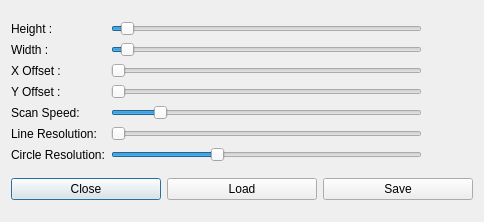
This is calibrer.ui in johnsudaar/EdgeNightController as Qt 5 draws it before an edit. The edited form follows.
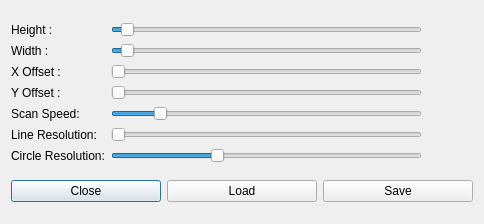
This is the edited form.

Commit message: Fenetre de calibration

Diff of the .ui file:
```diff
--- a/calibrer.ui
+++ b/calibrer.ui
@@ -7,7 +7,7 @@
     <x>0</x>
     <y>0</y>
     <width>484</width>
-    <height>222</height>
+    <height>224</height>
    </rect>
   </property>
   <property name="windowTitle">
@@ -180,7 +180,7 @@
         <number>750</number>
        </property>
        <property name="maximum">
-        <number>30000</number>
+        <number>70000</number>
        </property>
        <property name="orientation">
         <enum>Qt::Horizontal</enum>
```
